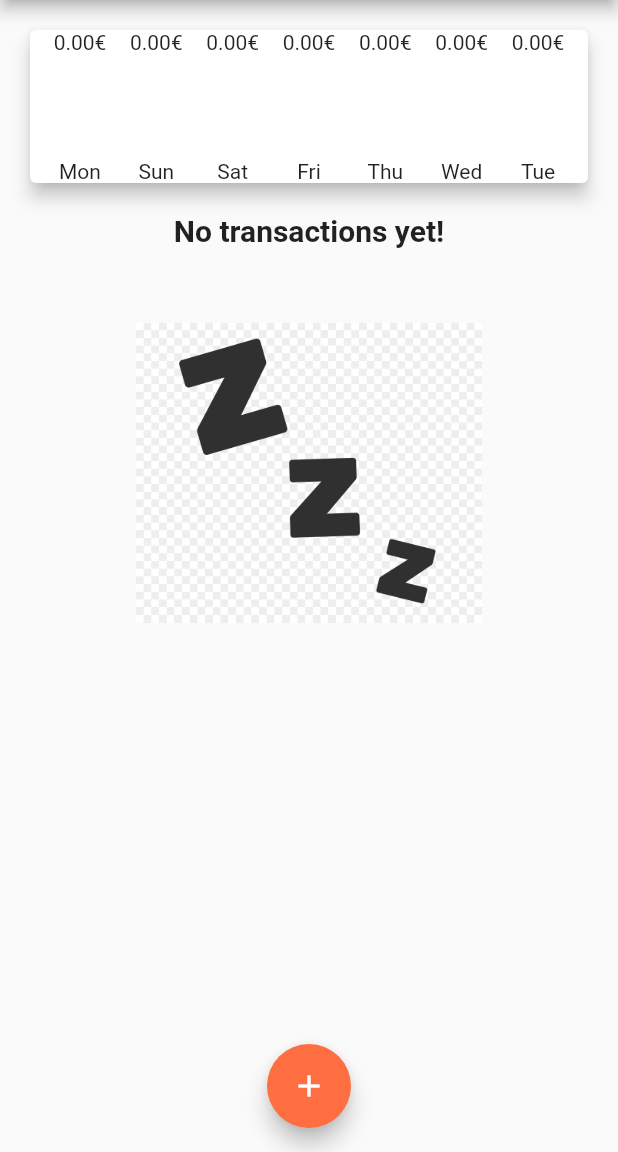
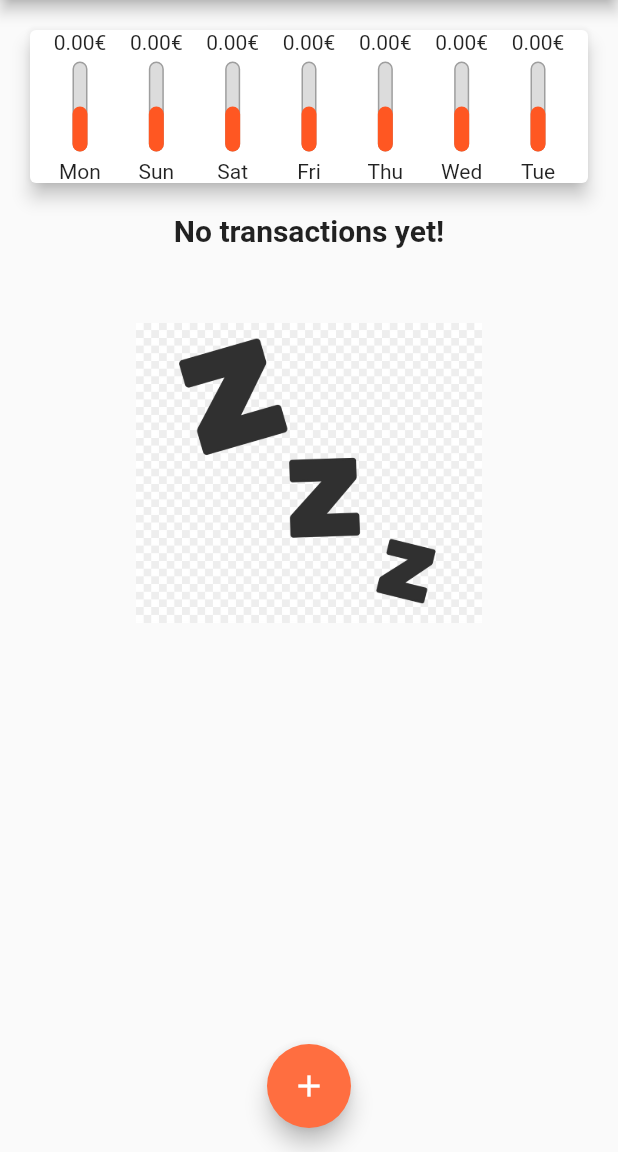
Before and after one commit to diogosequeira94/weekly-expenses-flutter, a Flutter app: the screen it shows after launch, on a phone screen of 412 x 824 dp, the part 84-1236 px from its top. Run offline on Flutter 3.47's test engine with Material 2 defaults, Android fonts, the phone set to English and light mode, and no system bars.

Commit message:
added graph with Stack

```diff
--- a/lib/components/chart.dart
+++ b/lib/components/chart.dart
@@ -45,7 +45,7 @@ class Chart extends StatelessWidget {
           return ChartBar(
             label: tr['day'],
             value: tr['value'],
-            percentage: 0);
+            percentage: 0.5);
         }).toList(),
       ),
     );
--- a/lib/components/chart_bar.dart
+++ b/lib/components/chart_bar.dart
@@ -21,7 +21,30 @@ class ChartBar extends StatelessWidget {
         Container(
           height: 60,
           width: 10,
-          child: null,
+          child: Stack(
+            alignment: Alignment.bottomCenter,
+            children: <Widget>[
+              Container(
+                decoration: BoxDecoration(
+                  border: Border.all(
+                    color: Colors.grey,
+                    width: 1.0
+                  ),
+                  color: Color.fromRGBO(220, 220, 220, 1),
+                  borderRadius: BorderRadius.circular(5.0)
+                ),
+              ),
+              FractionallySizedBox(
+                heightFactor: percentage,
+                child: Container(
+                  decoration: BoxDecoration(
+                      color: Theme.of(context).primaryColor,
+                      borderRadius: BorderRadius.circular(5.0)
+                  ),
+                ),
+              ),
+            ],
+          ),
         ),
         SizedBox(height: 5.0),
         Text(label)
```
